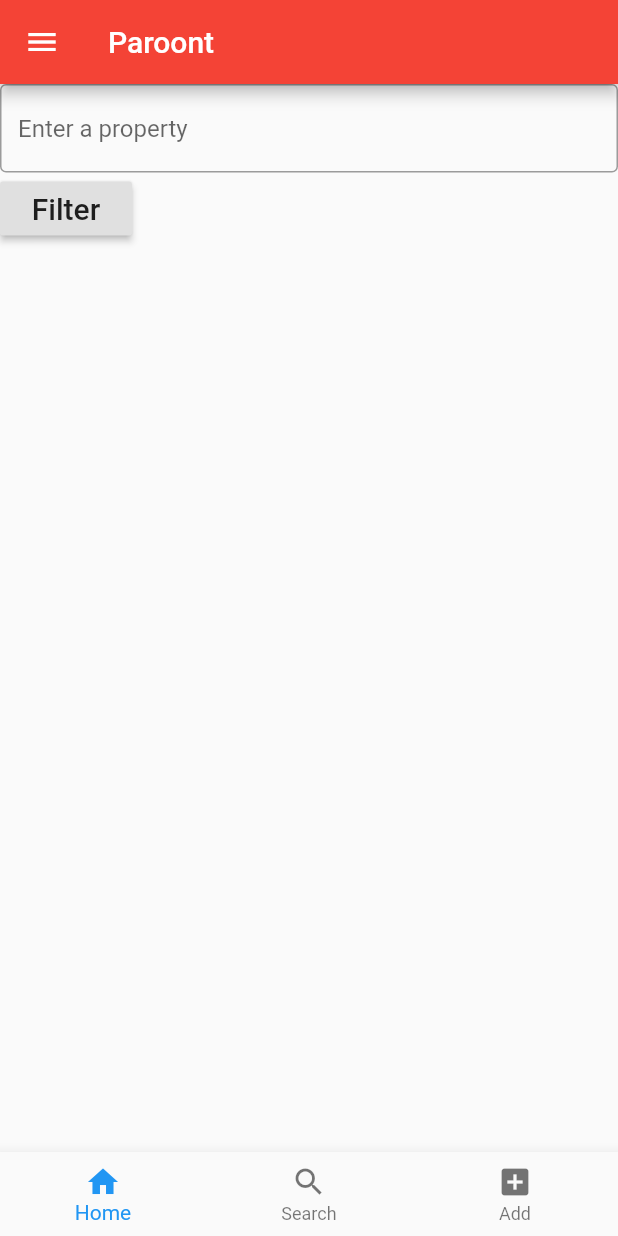
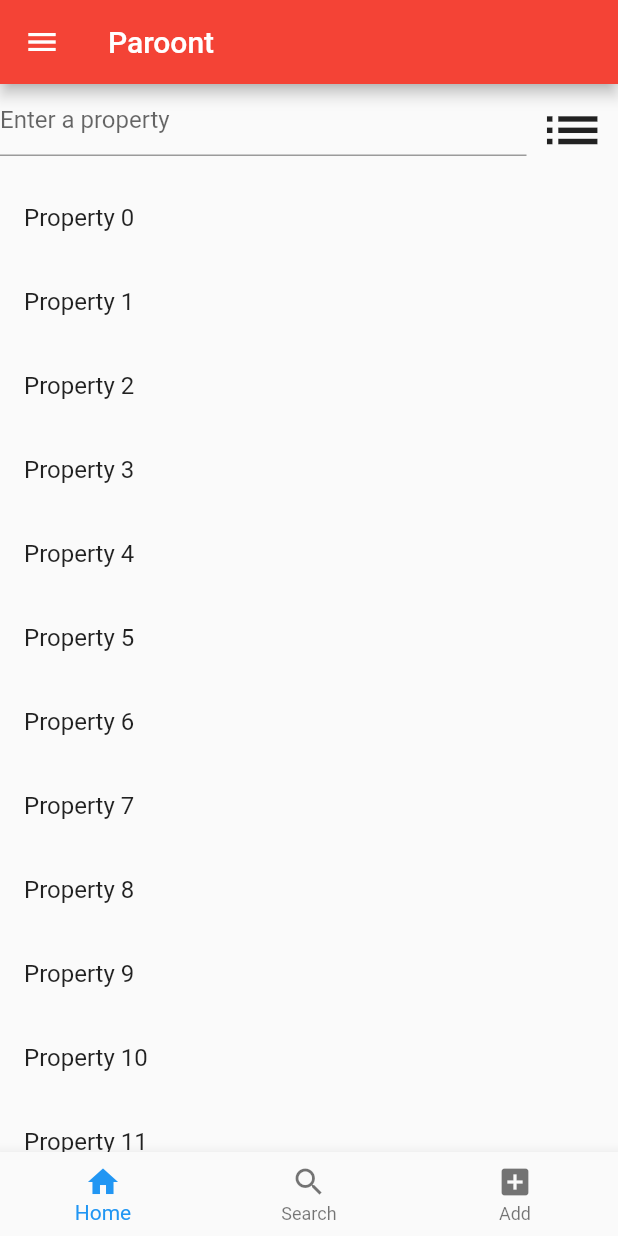
Before and after one commit to paroont/paroont-realty-mobile, a Flutter app: the screen it shows after launch, on a phone screen of 412 x 824 dp. Run offline on Flutter 3.47's test engine with Material 2 defaults, Android fonts, the phone set to English and light mode, and no system bars.

Commit message:
filter icon

```diff
--- a/lib/screen/home.dart
+++ b/lib/screen/home.dart
@@ -7,6 +7,7 @@ class HomeBody extends StatefulWidget {
 }
 
 class _HomeBodyState extends State<HomeBody> {
+  final _properties = List<String>.generate(100, (i) => "Property $i");
   @override
   Widget build(BuildContext context) {
     return _buildBody();
@@ -16,28 +17,17 @@ class _HomeBodyState extends State<HomeBody> {
     return Column(
       children: [
         PropertySearchForm(),
-        //_buildSearchResults(),
+        _buildProperties(),
       ],
     );
   }
 
-  Widget _buildSearch() {
-    return Row(children: [
-      TextField(
-        decoration: InputDecoration(
-             hintText: 'Enter a search term'),
-      )
-    ]);
-  }
-
-  Widget _buildSearchResults() {
-    return Container(
-        child: ListView(
-      children: [
-        ListTile(title: Text("Property 1")),
-        ListTile(title: Text("Property 2")),
-        ListTile(title: Text("Property 3"))
-      ],
-    ));
+  Widget _buildProperties() {
+    return Expanded(
+        child: ListView.builder(
+            itemCount: _properties.length,
+            itemBuilder: (context, i) {
+              return ListTile(title: Text('${_properties[i]}'));
+            }));
   }
 }
--- a/lib/screen/property/search.dart
+++ b/lib/screen/property/search.dart
@@ -12,12 +12,13 @@ class _PropertySearchFormState extends State<PropertySearchForm> {
     // Build a Form widget using the _formKey created above.
     return Form(
       key: _formKey,
-      child: Column(
+      child: Row(
         crossAxisAlignment: CrossAxisAlignment.start,
         children: <Widget>[
-          TextFormField(
+          Expanded(
+            child: TextFormField(
               decoration: InputDecoration(
-                border: const OutlineInputBorder(),
+                  //border: const OutlineInputBorder(),
                   hintText: 'Enter a property'),
               validator: (value) {
                 if (value.isEmpty) {
@@ -26,7 +27,8 @@ class _PropertySearchFormState extends State<PropertySearchForm> {
                 return null;
               },
             ),
-          RaisedButton(
+          ),
+          IconButton(
             onPressed: () {
               if (_formKey.currentState.validate()) {
                 // If the form is valid, display a Snackbar.
@@ -34,7 +36,10 @@ class _PropertySearchFormState extends State<PropertySearchForm> {
                     .showSnackBar(SnackBar(content: Text('Searching...')));
               }
             },
-            child: const Text('Filter', style: TextStyle(fontSize: 20)),
+            iconSize: 45,
+            icon: Icon(
+              Icons.list,
+            ),
           ),
         ],
       ),
--- /dev/null
+++ b/lib/tmp/tmp.txt
@@ -0,0 +1,4 @@
+Icons for Filter:
+    apps
+    list
+    Filter
```
Lines whose indentation alone changed are shown as unchanged.
